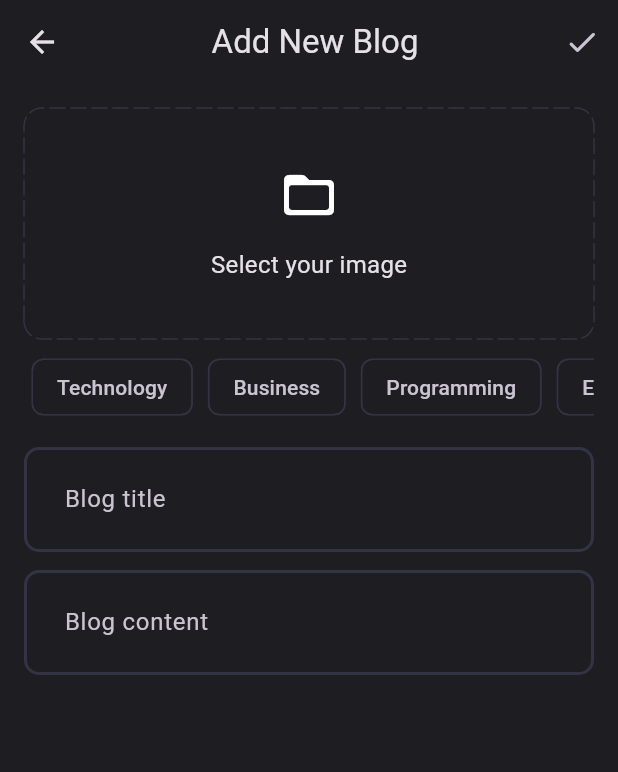
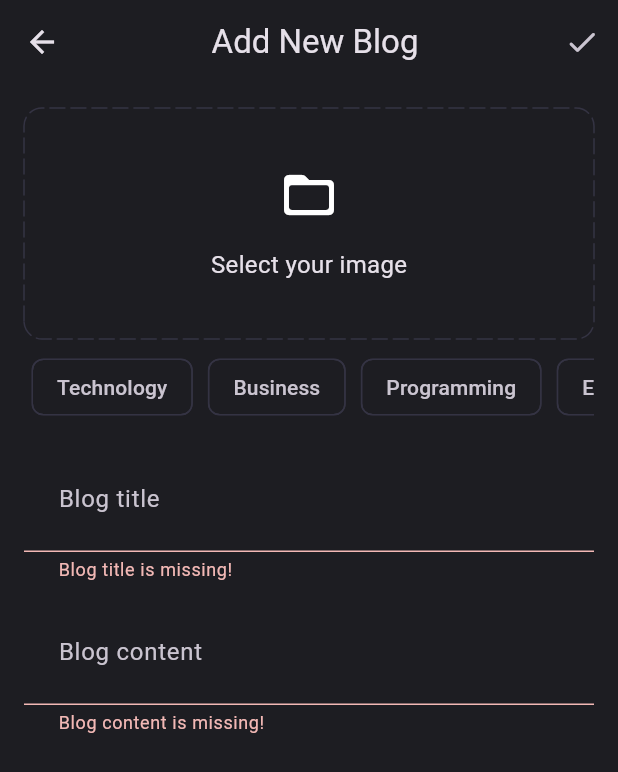
Before and after one commit to OKBenzene02/flutter-blogs-app, a Flutter app: the AddNewBlogPage screen opened directly, after a tap on the "done" icon, on a phone screen of 412 x 824 dp. Shown: the top 772 px of the screen. Run offline on Flutter 3.47's test engine with Material 3 defaults, Android fonts, the phone set to English and light mode, and no system bars; drawn by our look-alikes of dotted_border; our stand-ins replace bloc, flutter_bloc, fpdart, get_it, image_picker, supabase_flutter; accounts and stored records are empty.

Commit message:
added form validation and state for blog upload page

```diff
--- a/lib/features/blogs/presentation/pages/add_new_blog.dart
+++ b/lib/features/blogs/presentation/pages/add_new_blog.dart
@@ -1,9 +1,15 @@
 import 'dart:io';
+import 'package:blogs_app/core/common/cubits/cubit/app_user_cubit.dart';
+import 'package:blogs_app/core/common/loader.dart';
 import 'package:blogs_app/core/theme/app_pallet.dart';
 import 'package:blogs_app/core/utils/pick_image.dart';
+import 'package:blogs_app/core/utils/show_snackbar.dart';
+import 'package:blogs_app/features/blogs/presentation/bloc/blog_bloc.dart';
+import 'package:blogs_app/features/blogs/presentation/pages/blog_page.dart';
 import 'package:blogs_app/features/blogs/presentation/widgets/blog_editor.dart';
 import 'package:dotted_border/dotted_border.dart';
 import 'package:flutter/material.dart';
+import 'package:flutter_bloc/flutter_bloc.dart';
 
 class AddNewBlogPage extends StatefulWidget {
   static route() => MaterialPageRoute(
@@ -18,6 +24,7 @@ class AddNewBlogPage extends StatefulWidget {
 class _AddNewBlogPageState extends State<AddNewBlogPage> {
   final titleController = TextEditingController();
   final contentController = TextEditingController();
+  final _formKey = GlobalKey<FormState>();
   List<String> topics = [];
   File? image;
 
@@ -27,6 +34,21 @@ class _AddNewBlogPageState extends State<AddNewBlogPage> {
       setState(() {
         image = pickedImage;
       });
+    }
+  }
+
+  void uploadBlog() {
+    if (_formKey.currentState!.validate() &&
+        topics.isNotEmpty &&
+        image != null) {
+      final userId =
+          ((context.read<AppUserCubit>().state) as AppUserLoggedIn).user.id;
+      context.read<BlogBloc>().add(BlogUploadEvent(
+          userId: userId,
+          title: titleController.text.trim(),
+          content: contentController.text.trim(),
+          image: image!,
+          topicTags: topics));
     }
   }
 
@@ -44,14 +66,30 @@ class _AddNewBlogPageState extends State<AddNewBlogPage> {
         title: const Center(child: Text('Add New Blog')),
         actions: [
           IconButton(
-            onPressed: () {},
+            onPressed: uploadBlog,
             icon: const Icon(Icons.done_rounded),
           ),
         ],
       ),
-      body: SingleChildScrollView(
+      body: BlocConsumer<BlogBloc, BlogState>(
+        listener: (context, state) {
+          if (state is BlogFailure) {
+            ShowSnackBar(context, state.error);
+          } else if (state is BlogSuccess) {
+            Navigator.pushAndRemoveUntil(
+                context, BlogPage.route(), (route) => false);
+          }
+        },
+        builder: (context, state) {
+          if (state is BlogLoading) {
+            return const Loader();
+          }
+
+          return SingleChildScrollView(
             child: Padding(
               padding: const EdgeInsets.all(16.0),
+              child: Form(
+                key: _formKey,
                 child: Column(
                   children: [
                     image != null
@@ -143,12 +181,14 @@ class _AddNewBlogPageState extends State<AddNewBlogPage> {
                     const SizedBox(
                       height: 8,
                     ),
-              BlogEditor(controller: titleController, hintText: 'Blog title'),
+                    BlogEditor(
+                        controller: titleController, hintText: 'Blog title'),
                     const SizedBox(
                       height: 12,
                     ),
                     BlogEditor(
-                  controller: contentController, hintText: 'Blog content'),
+                        controller: contentController,
+                        hintText: 'Blog content'),
                     const SizedBox(
                       height: 12,
                     )
@@ -157,5 +197,8 @@ class _AddNewBlogPageState extends State<AddNewBlogPage> {
               ),
             ),
           );
+        },
+      ),
+    );
   }
 }
```
Lines whose indentation alone changed are shown as unchanged.
